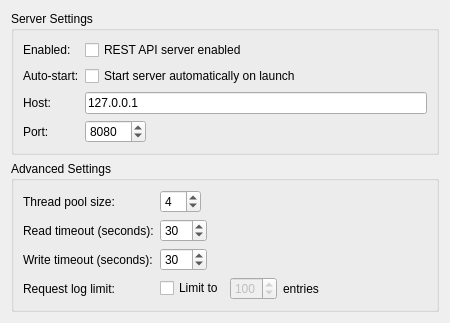
Above: Plugins/org.mitk.gui.qt.restapi/src/internal/QmitkRestApiPreferencesControls.ui from MITK/MITK before the change. Below: the same form after it.
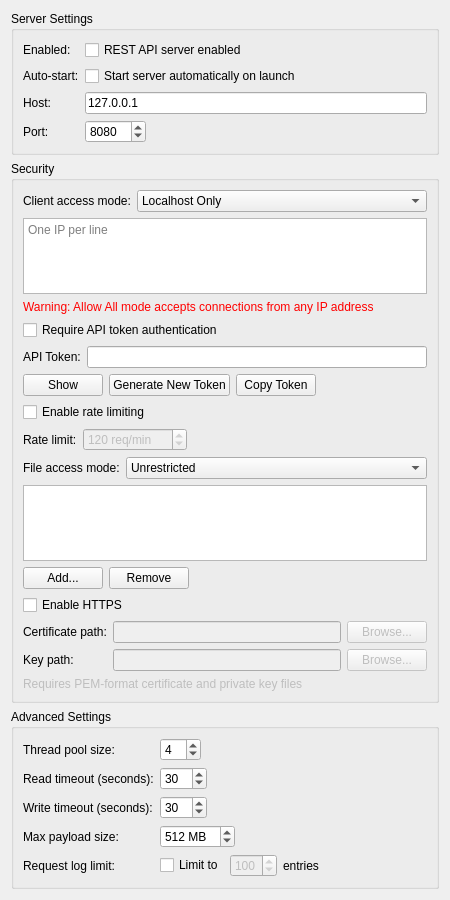
That is the form after the change.

Commit message: Initial draft of new security layer addition

```diff
--- a/Plugins/org.mitk.gui.qt.restapi/src/internal/QmitkRestApiPreferencesControls.ui
+++ b/Plugins/org.mitk.gui.qt.restapi/src/internal/QmitkRestApiPreferencesControls.ui
@@ -7,7 +7,7 @@
     <x>0</x>
     <y>0</y>
     <width>450</width>
-    <height>320</height>
+    <height>900</height>
    </rect>
   </property>
   <property name="windowTitle">
@@ -114,6 +114,382 @@
      </layout>
     </widget>
    </item>
+   <item>
+    <widget class="QGroupBox" name="securityGroupBox">
+     <property name="title">
+      <string>Security</string>
+     </property>
+     <layout class="QVBoxLayout" name="securityLayout">
+      <item>
+       <layout class="QFormLayout" name="securityFormLayout">
+        <item row="0" column="0">
+         <widget class="QLabel" name="clientAccessModeLabel">
+          <property name="text">
+           <string>Client access mode:</string>
+          </property>
+         </widget>
+        </item>
+        <item row="0" column="1">
+         <widget class="QComboBox" name="m_ClientAccessModeComboBox">
+          <property name="toolTip">
+           <string>Controls which client IP addresses are allowed to connect</string>
+          </property>
+          <item>
+           <property name="text">
+            <string>Localhost Only</string>
+           </property>
+          </item>
+          <item>
+           <property name="text">
+            <string>Allow All</string>
+           </property>
+          </item>
+          <item>
+           <property name="text">
+            <string>IP Whitelist</string>
+           </property>
+          </item>
+         </widget>
+        </item>
+       </layout>
+      </item>
+      <item>
+       <widget class="QPlainTextEdit" name="m_AllowedIPsTextEdit">
+        <property name="toolTip">
+         <string>List of allowed client IP addresses (one per line). Localhost is always allowed.</string>
+        </property>
+        <property name="placeholderText">
+         <string>One IP per line</string>
+        </property>
+        <property name="maximumSize">
+         <size>
+          <width>16777215</width>
+          <height>80</height>
+         </size>
+        </property>
+       </widget>
+      </item>
+      <item>
+       <widget class="QLabel" name="m_AccessModeWarningLabel">
+        <property name="text">
+         <string>Warning: Allow All mode accepts connections from any IP address</string>
+        </property>
+        <property name="styleSheet">
+         <string>color: red;</string>
+        </property>
+        <property name="wordWrap">
+         <bool>true</bool>
+        </property>
+       </widget>
+      </item>
+      <item>
+       <widget class="QCheckBox" name="m_RequireAuthCheckBox">
+        <property name="text">
+         <string>Require API token authentication</string>
+        </property>
+        <property name="toolTip">
+         <string>If enabled, all requests must include a valid API token in the Authorization header</string>
+        </property>
+       </widget>
+      </item>
+      <item>
+       <layout class="QFormLayout" name="tokenFormLayout">
+        <item row="0" column="0">
+         <widget class="QLabel" name="apiTokenLabel">
+          <property name="text">
+           <string>API Token:</string>
+          </property>
+         </widget>
+        </item>
+        <item row="0" column="1">
+         <widget class="QLineEdit" name="m_ApiTokenLineEdit">
+          <property name="readOnly">
+           <bool>true</bool>
+          </property>
+          <property name="echoMode">
+           <enum>QLineEdit::Password</enum>
+          </property>
+          <property name="toolTip">
+           <string>The API token used for authentication</string>
+          </property>
+         </widget>
+        </item>
+       </layout>
+      </item>
+      <item>
+       <layout class="QHBoxLayout" name="tokenButtonsLayout">
+        <item>
+         <widget class="QPushButton" name="m_ShowTokenButton">
+          <property name="text">
+           <string>Show</string>
+          </property>
+          <property name="toolTip">
+           <string>Toggle visibility of the API token</string>
+          </property>
+         </widget>
+        </item>
+        <item>
+         <widget class="QPushButton" name="m_GenerateTokenButton">
+          <property name="text">
+           <string>Generate New Token</string>
+          </property>
+          <property name="toolTip">
+           <string>Generate a new random API token</string>
+          </property>
+         </widget>
+        </item>
+        <item>
+         <widget class="QPushButton" name="m_CopyTokenButton">
+          <property name="text">
+           <string>Copy Token</string>
+          </property>
+          <property name="toolTip">
+           <string>Copy the API token to the clipboard</string>
+          </property>
+         </widget>
+        </item>
+        <item>
+         <spacer name="tokenButtonsSpacer">
+          <property name="orientation">
+           <enum>Qt::Horizontal</enum>
+          </property>
+          <property name="sizeHint" stdset="0">
+           <size>
+            <width>40</width>
+            <height>20</height>
+           </size>
+          </property>
+         </spacer>
+        </item>
+       </layout>
+      </item>
+      <item>
+       <widget class="QCheckBox" name="m_RateLimitCheckBox">
+        <property name="text">
+         <string>Enable rate limiting</string>
+        </property>
+        <property name="toolTip">
+         <string>Limit the number of requests per minute from each client</string>
+        </property>
+       </widget>
+      </item>
+      <item>
+       <layout class="QFormLayout" name="rateLimitFormLayout">
+        <item row="0" column="0">
+         <widget class="QLabel" name="rateLimitLabel">
+          <property name="text">
+           <string>Rate limit:</string>
+          </property>
+         </widget>
+        </item>
+        <item row="0" column="1">
+         <layout class="QHBoxLayout" name="rateLimitLayout">
+          <item>
+           <widget class="QSpinBox" name="m_RateLimitSpinBox">
+            <property name="toolTip">
+             <string>Maximum number of requests per minute allowed from each client</string>
+            </property>
+            <property name="enabled">
+             <bool>false</bool>
+            </property>
+            <property name="minimum">
+             <number>10</number>
+            </property>
+            <property name="maximum">
+             <number>10000</number>
+            </property>
+            <property name="value">
+             <number>120</number>
+            </property>
+            <property name="suffix">
+             <string> req/min</string>
+            </property>
+           </widget>
+          </item>
+          <item>
+           <spacer name="rateLimitSpacer">
+            <property name="orientation">
+             <enum>Qt::Horizontal</enum>
+            </property>
+            <property name="sizeHint" stdset="0">
+             <size>
+              <width>40</width>
+              <height>20</height>
+             </size>
+            </property>
+           </spacer>
+          </item>
+         </layout>
+        </item>
+       </layout>
+      </item>
+      <item>
+       <layout class="QFormLayout" name="fileAccessFormLayout">
+        <item row="0" column="0">
+         <widget class="QLabel" name="fileAccessModeLabel">
+          <property name="text">
+           <string>File access mode:</string>
+          </property>
+         </widget>
+        </item>
+        <item row="0" column="1">
+         <widget class="QComboBox" name="m_FileAccessModeComboBox">
+          <property name="toolTip">
+           <string>Controls which file system paths the REST API is allowed to access</string>
+          </property>
+          <item>
+           <property name="text">
+            <string>Unrestricted</string>
+           </property>
+          </item>
+          <item>
+           <property name="text">
+            <string>Allowed Directories</string>
+           </property>
+          </item>
+         </widget>
+        </item>
+       </layout>
+      </item>
+      <item>
+       <widget class="QListWidget" name="m_AllowedDirsListWidget">
+        <property name="maximumSize">
+         <size>
+          <width>16777215</width>
+          <height>80</height>
+         </size>
+        </property>
+        <property name="toolTip">
+         <string>Directories that the REST API is allowed to access for file operations</string>
+        </property>
+       </widget>
+      </item>
+      <item>
+       <layout class="QHBoxLayout" name="dirButtonsLayout">
+        <item>
+         <widget class="QPushButton" name="m_AddDirButton">
+          <property name="text">
+           <string>Add...</string>
+          </property>
+          <property name="toolTip">
+           <string>Add an allowed directory</string>
+          </property>
+         </widget>
+        </item>
+        <item>
+         <widget class="QPushButton" name="m_RemoveDirButton">
+          <property name="text">
+           <string>Remove</string>
+          </property>
+          <property name="toolTip">
+           <string>Remove the selected directory from the list</string>
+          </property>
+         </widget>
+        </item>
+        <item>
+         <spacer name="dirButtonsSpacer">
+          <property name="orientation">
+           <enum>Qt::Horizontal</enum>
+          </property>
+          <property name="sizeHint" stdset="0">
+           <size>
+            <width>40</width>
+            <height>20</height>
+           </size>
+          </property>
+         </spacer>
+        </item>
+       </layout>
+      </item>
+      <item>
+       <widget class="QCheckBox" name="m_HttpsCheckBox">
+        <property name="text">
+         <string>Enable HTTPS</string>
+        </property>
+        <property name="toolTip">
+         <string>Enable TLS/SSL encryption for the REST API server</string>
+        </property>
+       </widget>
+      </item>
+      <item>
+       <layout class="QFormLayout" name="httpsFormLayout">
+        <item row="0" column="0">
+         <widget class="QLabel" name="sslCertLabel">
+          <property name="text">
+           <string>Certificate path:</string>
+          </property>
+         </widget>
+        </item>
+        <item row="0" column="1">
+         <layout class="QHBoxLayout" name="sslCertLayout">
+          <item>
+           <widget class="QLineEdit" name="m_SslCertLineEdit">
+            <property name="toolTip">
+             <string>Path to the PEM-format SSL certificate file</string>
+            </property>
+            <property name="enabled">
+             <bool>false</bool>
+            </property>
+           </widget>
+          </item>
+          <item>
+           <widget class="QPushButton" name="m_BrowseCertButton">
+            <property name="text">
+             <string>Browse...</string>
+            </property>
+            <property name="enabled">
+             <bool>false</bool>
+            </property>
+           </widget>
+          </item>
+         </layout>
+        </item>
+        <item row="1" column="0">
+         <widget class="QLabel" name="sslKeyLabel">
+          <property name="text">
+           <string>Key path:</string>
+          </property>
+         </widget>
+        </item>
+        <item row="1" column="1">
+         <layout class="QHBoxLayout" name="sslKeyLayout">
+          <item>
+           <widget class="QLineEdit" name="m_SslKeyLineEdit">
+            <property name="toolTip">
+             <string>Path to the PEM-format SSL private key file</string>
+            </property>
+            <property name="enabled">
+             <bool>false</bool>
+            </property>
+           </widget>
+          </item>
+          <item>
+           <widget class="QPushButton" name="m_BrowseKeyButton">
+            <property name="text">
+             <string>Browse...</string>
+            </property>
+            <property name="enabled">
+             <bool>false</bool>
+            </property>
+           </widget>
+          </item>
+         </layout>
+        </item>
+       </layout>
+      </item>
+      <item>
+       <widget class="QLabel" name="httpsInfoLabel">
+        <property name="text">
+         <string>Requires PEM-format certificate and private key files</string>
+        </property>
+        <property name="enabled">
+         <bool>false</bool>
+        </property>
+       </widget>
+      </item>
+     </layout>
+    </widget>
+   </item>
    <item>
     <widget class="QGroupBox" name="advancedGroupBox">
      <property name="title">
@@ -241,13 +617,56 @@
        </layout>
       </item>
       <item row="3" column="0">
+       <widget class="QLabel" name="maxPayloadLabel">
+        <property name="text">
+         <string>Max payload size:</string>
+        </property>
+       </widget>
+      </item>
+      <item row="3" column="1">
+       <layout class="QHBoxLayout" name="maxPayloadLayout">
+        <item>
+         <widget class="QSpinBox" name="m_MaxPayloadSpinBox">
+          <property name="toolTip">
+           <string>Maximum allowed request body size</string>
+          </property>
+          <property name="minimum">
+           <number>1</number>
+          </property>
+          <property name="maximum">
+           <number>4096</number>
+          </property>
+          <property name="value">
+           <number>512</number>
+          </property>
+          <property name="suffix">
+           <string> MB</string>
+          </property>
+         </widget>
+        </item>
+        <item>
+         <spacer name="maxPayloadSpacer">
+          <property name="orientation">
+           <enum>Qt::Horizontal</enum>
+          </property>
+          <property name="sizeHint" stdset="0">
+           <size>
+            <width>40</width>
+            <height>20</height>
+           </size>
+          </property>
+         </spacer>
+        </item>
+       </layout>
+      </item>
+      <item row="4" column="0">
        <widget class="QLabel" name="logLimitLabel">
         <property name="text">
          <string>Request log limit:</string>
         </property>
        </widget>
       </item>
-      <item row="3" column="1">
+      <item row="4" column="1">
        <layout class="QHBoxLayout" name="logLimitLayout">
         <item>
          <widget class="QCheckBox" name="m_LogLimitEnabledCheckBox">
```
The commit also changes 18 other files.
